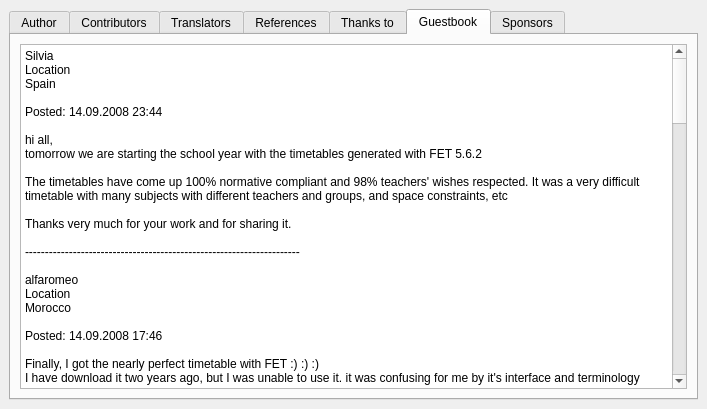
Above: src/interface/helpaboutform_template.ui from janLo/FET before the change. Below: the same form after it.
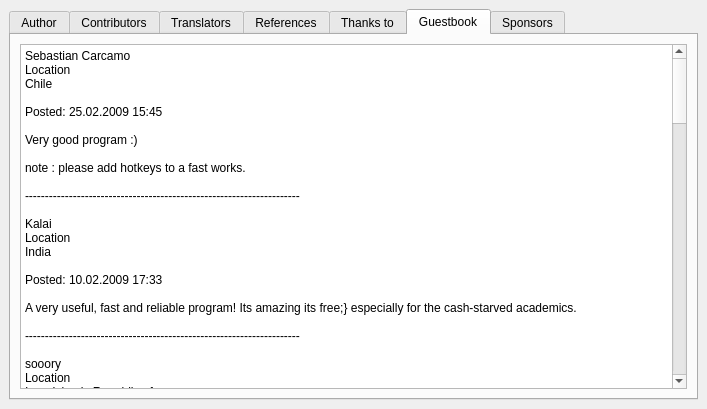
That is the form after the change. The open tabs and pages were chosen to show the change.

The edit to the form file:
```diff
--- a/src/interface/helpaboutform_template.ui
+++ b/src/interface/helpaboutform_template.ui
@@ -414,14 +414,6 @@
       </layout>
      </widget>
      <widget class="QWidget" name="tab_6" >
-      <property name="geometry" >
-       <rect>
-        <x>0</x>
-        <y>0</y>
-        <width>685</width>
-        <height>364</height>
-       </rect>
-      </property>
       <attribute name="title" >
        <string>Guestbook</string>
       </attribute>
@@ -438,8 +430,42 @@
           <string>&lt;!DOCTYPE HTML PUBLIC "-//W3C//DTD HTML 4.0//EN" "http://www.w3.org/TR/REC-html40/strict.dtd">
 &lt;html>&lt;head>&lt;meta name="qrichtext" content="1" />&lt;style type="text/css">
 p, li { white-space: pre-wrap; }
-&lt;/style>&lt;/head>&lt;body style=" font-family:'Sans Serif'; font-size:12pt; font-weight:400; font-style:normal;">
-&lt;p style=" margin-top:0px; margin-bottom:0px; margin-left:0px; margin-right:0px; -qt-block-indent:0; text-indent:0px; font-size:11pt;">&lt;span style=" font-size:9pt;">Silvia&lt;/span>&lt;/p>
+&lt;/style>&lt;/head>&lt;body style=" font-family:'Sans Serif'; font-size:10pt; font-weight:400; font-style:normal;">
+&lt;p style=" margin-top:0px; margin-bottom:0px; margin-left:0px; margin-right:0px; -qt-block-indent:0; text-indent:0px;">&lt;span style=" font-size:9pt;">Sebastian Carcamo&lt;/span>&lt;/p>
+&lt;p style=" margin-top:0px; margin-bottom:0px; margin-left:0px; margin-right:0px; -qt-block-indent:0; text-indent:0px; font-size:9pt;">Location&lt;/p>
+&lt;p style=" margin-top:0px; margin-bottom:0px; margin-left:0px; margin-right:0px; -qt-block-indent:0; text-indent:0px; font-size:9pt;">Chile&lt;/p>
+&lt;p style="-qt-paragraph-type:empty; margin-top:0px; margin-bottom:0px; margin-left:0px; margin-right:0px; -qt-block-indent:0; text-indent:0px; font-size:9pt;">&lt;/p>
+&lt;p style=" margin-top:0px; margin-bottom:0px; margin-left:0px; margin-right:0px; -qt-block-indent:0; text-indent:0px; font-size:9pt;">Posted: 25.02.2009 15:45&lt;/p>
+&lt;p style="-qt-paragraph-type:empty; margin-top:0px; margin-bottom:0px; margin-left:0px; margin-right:0px; -qt-block-indent:0; text-indent:0px; font-size:9pt;">&lt;/p>
+&lt;p style=" margin-top:0px; margin-bottom:0px; margin-left:0px; margin-right:0px; -qt-block-indent:0; text-indent:0px; font-size:9pt;">Very good program :)&lt;/p>
+&lt;p style="-qt-paragraph-type:empty; margin-top:0px; margin-bottom:0px; margin-left:0px; margin-right:0px; -qt-block-indent:0; text-indent:0px; font-size:9pt;">&lt;/p>
+&lt;p style=" margin-top:0px; margin-bottom:0px; margin-left:0px; margin-right:0px; -qt-block-indent:0; text-indent:0px; font-size:9pt;">note : please add hotkeys to a fast works.&lt;/p>
+&lt;p style="-qt-paragraph-type:empty; margin-top:0px; margin-bottom:0px; margin-left:0px; margin-right:0px; -qt-block-indent:0; text-indent:0px; font-size:9pt;">&lt;/p>
+&lt;p style=" margin-top:0px; margin-bottom:0px; margin-left:0px; margin-right:0px; -qt-block-indent:0; text-indent:0px; font-size:9pt;">---------------------------------------------------------------------&lt;/p>
+&lt;p style="-qt-paragraph-type:empty; margin-top:0px; margin-bottom:0px; margin-left:0px; margin-right:0px; -qt-block-indent:0; text-indent:0px; font-size:9pt;">&lt;/p>
+&lt;p style=" margin-top:0px; margin-bottom:0px; margin-left:0px; margin-right:0px; -qt-block-indent:0; text-indent:0px; font-size:9pt;">Kalai&lt;/p>
+&lt;p style=" margin-top:0px; margin-bottom:0px; margin-left:0px; margin-right:0px; -qt-block-indent:0; text-indent:0px; font-size:9pt;">Location&lt;/p>
+&lt;p style=" margin-top:0px; margin-bottom:0px; margin-left:0px; margin-right:0px; -qt-block-indent:0; text-indent:0px; font-size:9pt;">India&lt;/p>
+&lt;p style="-qt-paragraph-type:empty; margin-top:0px; margin-bottom:0px; margin-left:0px; margin-right:0px; -qt-block-indent:0; text-indent:0px; font-size:9pt;">&lt;/p>
+&lt;p style=" margin-top:0px; margin-bottom:0px; margin-left:0px; margin-right:0px; -qt-block-indent:0; text-indent:0px; font-size:9pt;">Posted: 10.02.2009 17:33&lt;/p>
+&lt;p style="-qt-paragraph-type:empty; margin-top:0px; margin-bottom:0px; margin-left:0px; margin-right:0px; -qt-block-indent:0; text-indent:0px; font-size:9pt;">&lt;/p>
+&lt;p style=" margin-top:0px; margin-bottom:0px; margin-left:0px; margin-right:0px; -qt-block-indent:0; text-indent:0px; font-size:9pt;">A very useful, fast and reliable program! Its amazing its free;} especially for the cash-starved academics.&lt;/p>
+&lt;p style="-qt-paragraph-type:empty; margin-top:0px; margin-bottom:0px; margin-left:0px; margin-right:0px; -qt-block-indent:0; text-indent:0px; font-size:9pt;">&lt;/p>
+&lt;p style=" margin-top:0px; margin-bottom:0px; margin-left:0px; margin-right:0px; -qt-block-indent:0; text-indent:0px; font-size:9pt;">---------------------------------------------------------------------&lt;/p>
+&lt;p style="-qt-paragraph-type:empty; margin-top:0px; margin-bottom:0px; margin-left:0px; margin-right:0px; -qt-block-indent:0; text-indent:0px; font-size:9pt;">&lt;/p>
+&lt;p style=" margin-top:0px; margin-bottom:0px; margin-left:0px; margin-right:0px; -qt-block-indent:0; text-indent:0px; font-size:9pt;">sooory&lt;/p>
+&lt;p style=" margin-top:0px; margin-bottom:0px; margin-left:0px; margin-right:0px; -qt-block-indent:0; text-indent:0px; font-size:9pt;">Location&lt;/p>
+&lt;p style=" margin-top:0px; margin-bottom:0px; margin-left:0px; margin-right:0px; -qt-block-indent:0; text-indent:0px; font-size:9pt;">Iran, Islamic Republic of&lt;/p>
+&lt;p style="-qt-paragraph-type:empty; margin-top:0px; margin-bottom:0px; margin-left:0px; margin-right:0px; -qt-block-indent:0; text-indent:0px; font-size:9pt;">&lt;/p>
+&lt;p style=" margin-top:0px; margin-bottom:0px; margin-left:0px; margin-right:0px; -qt-block-indent:0; text-indent:0px; font-size:9pt;">Posted: 24.12.2008 11:11&lt;/p>
+&lt;p style="-qt-paragraph-type:empty; margin-top:0px; margin-bottom:0px; margin-left:0px; margin-right:0px; -qt-block-indent:0; text-indent:0px; font-size:9pt;">&lt;/p>
+&lt;p style=" margin-top:0px; margin-bottom:0px; margin-left:0px; margin-right:0px; -qt-block-indent:0; text-indent:0px; font-size:9pt;">hi&lt;/p>
+&lt;p style=" margin-top:0px; margin-bottom:0px; margin-left:0px; margin-right:0px; -qt-block-indent:0; text-indent:0px; font-size:9pt;">please help me!&lt;/p>
+&lt;p style=" margin-top:0px; margin-bottom:0px; margin-left:0px; margin-right:0px; -qt-block-indent:0; text-indent:0px; font-size:9pt;">I need to source code of FET for expand it in my project...&lt;/p>
+&lt;p style="-qt-paragraph-type:empty; margin-top:0px; margin-bottom:0px; margin-left:0px; margin-right:0px; -qt-block-indent:0; text-indent:0px; font-size:9pt;">&lt;/p>
+&lt;p style=" margin-top:0px; margin-bottom:0px; margin-left:0px; margin-right:0px; -qt-block-indent:0; text-indent:0px; font-size:9pt;">---------------------------------------------------------------------&lt;/p>
+&lt;p style="-qt-paragraph-type:empty; margin-top:0px; margin-bottom:0px; margin-left:0px; margin-right:0px; -qt-block-indent:0; text-indent:0px; font-size:9pt;">&lt;/p>
+&lt;p style=" margin-top:0px; margin-bottom:0px; margin-left:0px; margin-right:0px; -qt-block-indent:0; text-indent:0px; font-size:8pt;">&lt;span style=" font-size:9pt;">Silvia&lt;/span>&lt;/p>
 &lt;p style=" margin-top:0px; margin-bottom:0px; margin-left:0px; margin-right:0px; -qt-block-indent:0; text-indent:0px; font-size:9pt;">Location&lt;/p>
 &lt;p style=" margin-top:0px; margin-bottom:0px; margin-left:0px; margin-right:0px; -qt-block-indent:0; text-indent:0px; font-size:9pt;">Spain&lt;/p>
 &lt;p style="-qt-paragraph-type:empty; margin-top:0px; margin-bottom:0px; margin-left:0px; margin-right:0px; -qt-block-indent:0; text-indent:0px; font-size:9pt;">&lt;/p>
```
Left out of the diff: 80 changed lines with no effect on the pictures.
